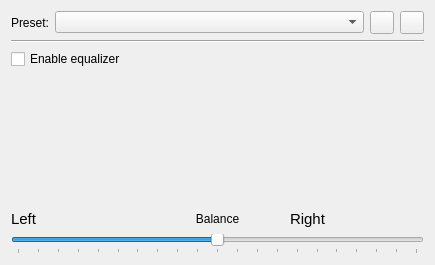
The window that src/equalizer/equalizer.ui (strawberrymusicplayer/strawberry) describes before a commit, drawn with Qt 5.
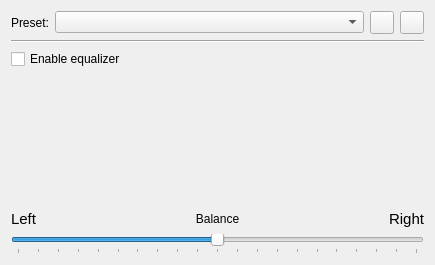
The same window after the commit. Icons and pictures are not drawn.

Commit message: Improve equalizer and fix alignment of label right

The edit to the form file:
```diff
--- a/src/equalizer/equalizer.ui
+++ b/src/equalizer/equalizer.ui
@@ -119,7 +119,7 @@
         <string>Right</string>
        </property>
        <property name="alignment">
-        <set>Qt::AlignBottom</set>
+        <set>Qt::AlignBottom|Qt::AlignRight|Qt::AlignTrailing</set>
        </property>
       </widget>
      </item>
```
Left out of the diff: 8 changed lines with no effect on the pictures. The commit also changes 3 other files.
